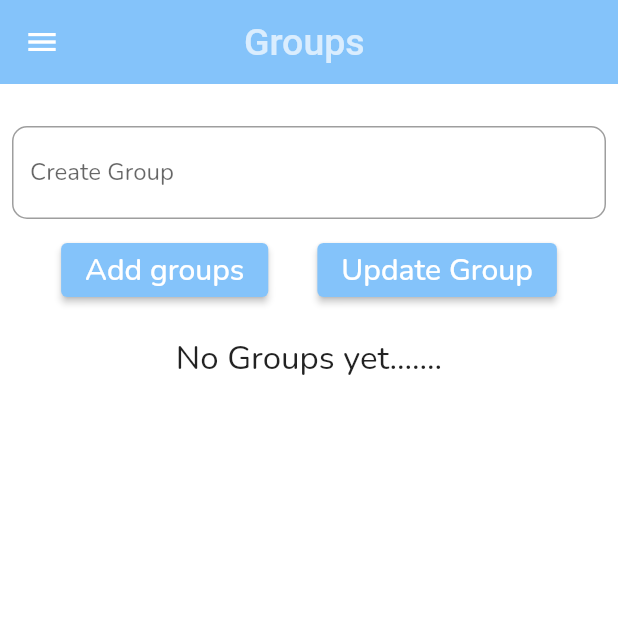
After one commit to Sarful04/test-hub-Sarful-, a Flutter app: the GroupsPage screen opened directly, on a phone screen of 412 x 824 dp, the top half of it. The commit adds this screen. Run offline on Flutter 3.47's test engine with Material 2 defaults, Android fonts, the phone set to English and light mode, and no system bars; our stand-ins replace auto_size_text, firebase_auth, firebase_core, google_fonts, google_sign_in, persistent_bottom_nav_bar; accounts and stored records are empty.

Commit message:
modified in Teacher

```diff
--- /dev/null
+++ b/lib/featured/Teacher/add_group.dart
@@ -0,0 +1,6 @@
+class Add_Group {
+  String name;
+  Add_Group({
+    required this.name,
+  });
+}
--- a/lib/featured/Teacher/creation.dart
+++ b/lib/featured/Teacher/creation.dart
@@ -1,3 +1,4 @@
+import 'package:flutter/src/widgets/container.dart';
 import 'package:flutter/src/widgets/framework.dart';
 import 'package:flutter/src/widgets/placeholder.dart';
 
@@ -11,6 +12,6 @@ class T_Creation extends StatefulWidget {
 class _T_CreationState extends State<T_Creation> {
   @override
   Widget build(BuildContext context) {
-    return const Placeholder();
+    return Container();
   }
 }
--- /dev/null
+++ b/lib/featured/Teacher/groups.dart
@@ -0,0 +1,214 @@
+import 'package:flutter/material.dart';
+import 'package:google_fonts/google_fonts.dart';
+import 'package:test_hub/featured/Teacher/add_group.dart';
+
+import 'drawerlist.dart';
+
+class GroupsPage extends StatefulWidget {
+  const GroupsPage({super.key});
+
+  @override
+  State<GroupsPage> createState() => _GroupsPageState();
+}
+
+class _GroupsPageState extends State<GroupsPage> {
+  TextEditingController nameController = TextEditingController();
+  List<Add_Group> add_group = List.empty(growable: true);
+  int selectedIndex = -1;
+  bool isAddgroup = false;
+
+  @override
+  Widget build(BuildContext context) {
+    return Scaffold(
+      // drawer: Drawer(
+      //   child: ListView(
+      //     children: [
+      //       DrawerHeader(child: Stack()),
+      //     ],
+      //   ),
+      // ),
+      drawer: Drawer(
+        child: ListView(children: [
+          DrawerHeader(
+              padding: EdgeInsets.zero,
+              child: Stack(
+                children: [
+                  Image.asset(
+                    'assets/tec.jpg',
+                    fit: BoxFit.fill,
+                  ),
+                  Positioned(
+                    left: 20,
+                    top: 0,
+                    child: Container(
+                        height: 50, child: Image.asset('assets/acc.jpg')),
+                  ),
+                ],
+              )),
+          DrawerList(Icons.assignment_add, 'Create new Test', () {}),
+          DrawerList(Icons.arrow_drop_down_sharp, 'Tests Live', () {}),
+          DrawerList(
+              Icons.supervisor_account_outlined, 'developer contacts', () {}),
+          DrawerList(Icons.sms_outlined, 'Send Feedback', () {}),
+          DrawerList(Icons.privacy_tip_outlined, 'Privacy Policy', () {}),
+          DrawerList(Icons.share_outlined, 'Share App ', () {}),
+          DrawerList(Icons.logout, 'Logout', () {}),
+          DrawerList(Icons.delete_outlined, 'Delete Account', () {})
+        ]),
+      ),
+      backgroundColor: Colors.white,
+      appBar: AppBar(
+        // leading: Builder(
+        //   builder: (BuildContext context) {
+        //     return IconButton(
+        //       icon: const Icon(
+        //         Icons.menu,
+        //         color: Colors.grey,
+        //         size: 30, // Changing Drawer Icon Size
+        //       ),
+        //       onPressed: () {
+        //         // Scaffold.of(context).openDrawer();
+        //         Navigator.of(context, rootNavigator: true).pushNamed("/T_home");
+        //       },
+        //       //tooltip: MaterialLocalizations.of(context).openAppDrawerTooltip,
+        //     );
+        //   },
+        // ),
+        centerTitle: true,
+        backgroundColor: Color.fromARGB(255, 132, 195, 250),
+        elevation: 0.0,
+        //leading: Image.asset('assets/loginPageImage.png'),
+        title: Text("Groups ",
+            //textAlign: TextAlign.center,
+            style: TextStyle(
+              color: Colors.white70,
+              fontSize: 25,
+            )),
+      ),
+      body: Padding(
+        padding: EdgeInsets.all(8.0),
+        child: Column(
+          children: [
+            SizedBox(
+              height: 20,
+            ),
+            TextField(
+              controller: nameController,
+              decoration: InputDecoration(
+                  hintText: "Create Group",
+                  hintStyle: GoogleFonts.nunito(),
+                  border: OutlineInputBorder(
+                      borderRadius: BorderRadius.all(Radius.circular(10)))),
+            ),
+            SizedBox(
+              height: 10,
+            ),
+            Row(
+              mainAxisAlignment: MainAxisAlignment.spaceEvenly,
+              children: [
+                ElevatedButton(
+                    style: ElevatedButton.styleFrom(
+                        primary: Color.fromARGB(255, 132, 195, 250)),
+                    onPressed: () {
+                      String name = nameController.text.trim();
+                      if (name.isNotEmpty) {
+                        setState(() {
+                          nameController.text = "";
+                          add_group.add(Add_Group(
+                            name: name,
+                          ));
+                        });
+                      }
+                    },
+                    child: Text(
+                      "Add groups",
+                      style: GoogleFonts.nunito(
+                        fontSize: 20,
+                      ),
+                    )),
+                ElevatedButton(
+                    style: ElevatedButton.styleFrom(
+                        primary: Color.fromARGB(255, 132, 195, 250)),
+                    onPressed: () {
+                      String name = nameController.text.trim();
+                      if (name.isNotEmpty) {
+                        setState(() {
+                          nameController.text = "";
+                          add_group[selectedIndex].name = name;
+                          selectedIndex = -1;
+                          // add_group.add(Add_Group(
+                          //   name: name,
+                          // ));
+                        });
+                      }
+                    },
+                    child: Text(
+                      "Update Group",
+                      style: GoogleFonts.nunito(fontSize: 20),
+                    ))
+              ],
+            ),
+            SizedBox(
+              height: 20,
+            ),
+            add_group.isEmpty
+                ? Text("No Groups yet.......",
+                    style: GoogleFonts.nunito(
+                      fontSize: 22,
+                    ))
+                : Expanded(
+                    child: ListView.builder(
+                      itemCount: add_group.length,
+                      itemBuilder: (add_group, index) => getRow(index),
+                    ),
+                  ),
+          ],
+        ),
+      ),
+    );
+  }
+
+  Widget getRow(int index) {
+    return Card(
+      child: ListTile(
+        title: Column(
+          crossAxisAlignment: CrossAxisAlignment.start,
+          children: [
+            Text(
+              add_group[index].name,
+              style: TextStyle(fontSize: 15, fontWeight: FontWeight.normal),
+            ),
+          ],
+        ),
+        onTap: () {
+          Navigator.of(context)
+              .pushNamed("/groups_option", arguments: add_group[index].name);
+        },
+        trailing: SizedBox(
+          width: 70,
+          child: Row(
+            mainAxisAlignment: MainAxisAlignment.end,
+            children: [
+              InkWell(
+                  onTap: () {
+                    nameController.text = add_group[index].name;
+                    setState(() {
+                      selectedIndex = index;
+                    });
+                  },
+                  child: Icon(Icons.edit)),
+              Spacer(),
+              InkWell(
+                  onTap: () {
+                    setState(() {
+                      add_group.removeAt(index);
+                    });
+                  },
+                  child: Icon(Icons.delete)),
+            ],
+          ),
+        ),
+      ),
+    );
+  }
+}
```
Also changed, not shown: lib/featured/Teacher/G_memb.dart (added, +22 -0 lines), lib/featured/Teacher/groups_option.dart (added, +44 -0 lines).
